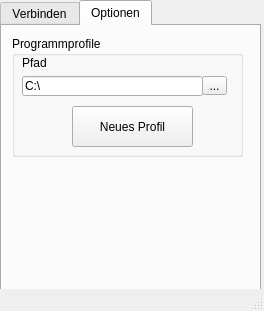
First picture: the form in Sourcecode/Testkonzept/lanyourself.ui, repository traxl/LYS_Docs, before the edit.
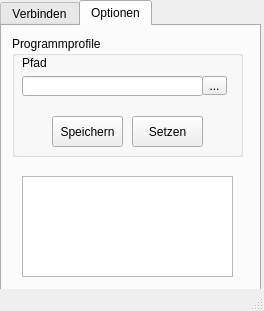
Second picture: the form after the edit.

```diff
--- a/Sourcecode/Testkonzept/lanyourself.ui
+++ b/Sourcecode/Testkonzept/lanyourself.ui
@@ -145,20 +145,20 @@
         </rect>
        </property>
        <property name="text">
-        <string>C:\</string>
+        <string/>
        </property>
       </widget>
       <widget class="QPushButton" name="ProNew">
        <property name="geometry">
         <rect>
-         <x>60</x>
-         <y>70</y>
-         <width>121</width>
-         <height>41</height>
+         <x>40</x>
+         <y>80</y>
+         <width>71</width>
+         <height>31</height>
         </rect>
        </property>
        <property name="text">
-        <string>Neues Profil</string>
+        <string>Speichern</string>
        </property>
       </widget>
       <widget class="QToolButton" name="ProLoad">
@@ -187,6 +187,29 @@
         <string>Pfad</string>
        </property>
       </widget>
+      <widget class="QPushButton" name="setButton">
+       <property name="geometry">
+        <rect>
+         <x>120</x>
+         <y>80</y>
+         <width>71</width>
+         <height>31</height>
+        </rect>
+       </property>
+       <property name="text">
+        <string>Setzen</string>
+       </property>
+      </widget>
+     </widget>
+     <widget class="QTextEdit" name="out">
+      <property name="geometry">
+       <rect>
+        <x>20</x>
+        <y>150</y>
+        <width>211</width>
+        <height>101</height>
+       </rect>
+      </property>
      </widget>
     </widget>
    </widget>
```
